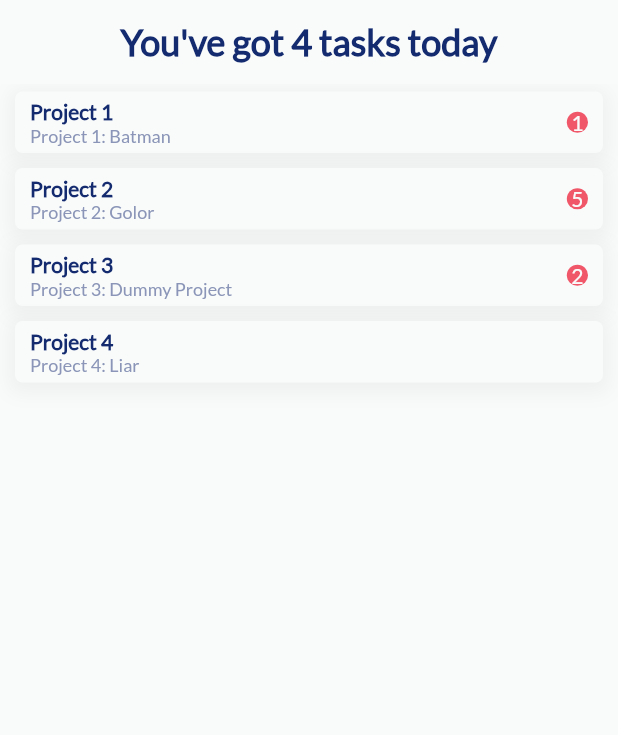
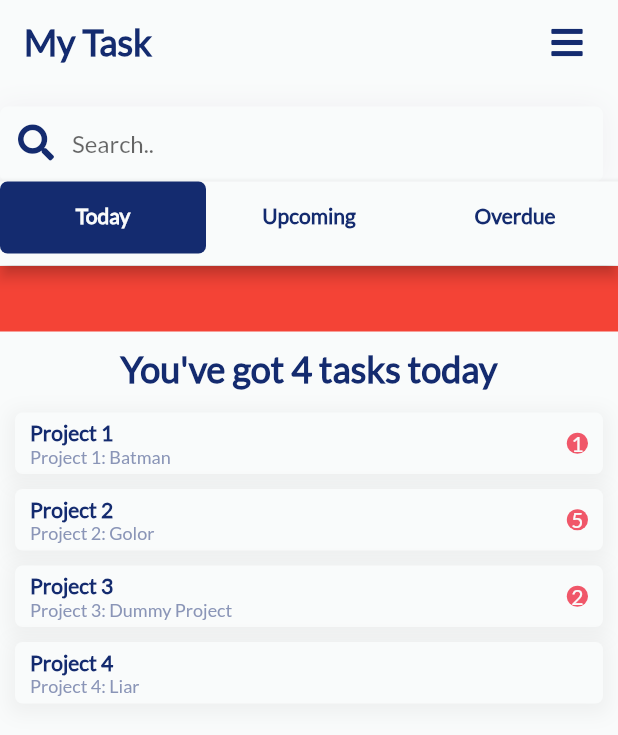
Before and after one commit to DanielAgustian/zukses_flutter, a Flutter app: the TaskScreen screen opened directly, on a phone screen of 412 x 824 dp. Shown: the top 735 px of the screen. Run offline on Flutter 3.47's test engine with Material 2 defaults, Android fonts, the phone set to English and light mode, and no system bars; our stand-ins replace device_preview, flutter_calendar_carousel, font_awesome_flutter, google_fonts, image_picker, shared_preferences and 2 more; missing offline and left inert: week_of_year; accounts and stored records are empty.

Commit message:
Screen_task udah diubah tpi blm finish

```diff
--- a/lib/tab/screen_home.dart
+++ b/lib/tab/screen_home.dart
@@ -6,6 +6,9 @@ import 'package:zukses_app_1/constant/constant.dart';
 import 'package:zukses_app_1/punch-system/camera-instruction.dart';
 import 'package:google_fonts/google_fonts.dart';
 import 'package:shared_preferences/shared_preferences.dart';
+import 'package:zukses_app_1/util/util.dart';
+import 'package:intl/intl.dart';
+import 'package:timer_builder/timer_builder.dart';
 
 class HomeScreen extends StatefulWidget {
   HomeScreen({Key key, this.title}) : super(key: key);
@@ -69,14 +72,18 @@ class _HomeScreenState extends State<HomeScreen> {
                     child: Column(
                         mainAxisAlignment: MainAxisAlignment.center,
                         children: [
-                      Text(
-                        "14.00",
-                        style: GoogleFonts.lato(
-                            textStyle: TextStyle(
-                                color: Colors.white, letterSpacing: 1.5),
-                            fontSize: 36,
-                            fontWeight: FontWeight.bold),
-                      ),
+                      TimerBuilder.periodic(Duration(seconds: 1),
+                          builder: (context) {
+                        //print("${getSystemTime()}");
+                        return Text(
+                          getSystemTime(),
+                          style: GoogleFonts.lato(
+                              textStyle: TextStyle(
+                                  color: Colors.white, letterSpacing: 1.5),
+                              fontSize: 36,
+                              fontWeight: FontWeight.bold),
+                        );
+                      }),
                       Text(
                         stringTap,
                         style: GoogleFonts.lato(
@@ -280,7 +287,12 @@ class _HomeScreenState extends State<HomeScreen> {
           RaisedButton(
               onPressed: () {
                 Navigator.of(context, rootNavigator: true).pop();
+
                 if (dialogText == "Clock Out") {
+                  disposeSF();
+                  dialogText = "Clock In";
+                  String timeClockOut = getHourNow();
+                  print(timeClockOut);
                   Navigator.of(buildContext1, rootNavigator: true).pop();
                   Navigator.of(buildContext2, rootNavigator: true).pop();
                 }
@@ -441,6 +453,12 @@ class _HomeScreenState extends State<HomeScreen> {
     );
   }
 
+  void disposeSF() async {
+    SharedPreferences prefs = await SharedPreferences.getInstance();
+    prefs.setInt(key, 0);
+    clockIn = 0;
+  }
+
   void sharedPref() async {
     SharedPreferences prefs = await SharedPreferences.getInstance();
     setState(() {
@@ -449,6 +467,8 @@ class _HomeScreenState extends State<HomeScreen> {
     if (clockIn == 1) {
       print("Clock in Success");
       stringTap = "Tap Here to Clock Out";
+      String timeClockIn = getHourNow();
+      print("Clock In Pegawai:" + timeClockIn);
       WidgetsBinding.instance.addPostFrameCallback((_) async {
         await showDialog<String>(
             context: context,
@@ -460,4 +480,16 @@ class _HomeScreenState extends State<HomeScreen> {
       print("Not Clock In Yet");
     }
   }
+
+  String getHourNow() {
+    final DateTime now = DateTime.now();
+    final DateFormat formatter = DateFormat.Hm();
+    final String formatted = formatter.format(now);
+    return formatted;
+  }
+
+  String getSystemTime() {
+    var now = new DateTime.now();
+    return new DateFormat("H:m").format(now);
+  }
 }
--- a/lib/tab/screen_task.dart
+++ b/lib/tab/screen_task.dart
@@ -2,6 +2,7 @@ import 'package:flutter/material.dart';
 import 'package:zukses_app_1/constant/constant.dart';
 import 'package:zukses_app_1/component/task/list-project.dart';
 import 'package:zukses_app_1/screen/task/screen-task-detail.dart';
+import 'package:font_awesome_flutter/font_awesome_flutter.dart';
 
 class TaskScreen extends StatefulWidget {
   TaskScreen({Key key, this.title}) : super(key: key);
@@ -11,7 +12,8 @@ class TaskScreen extends StatefulWidget {
 }
 
 /// This is the stateless widget that the main application instantiates.
-class _TaskScreen extends State<TaskScreen> {
+class _TaskScreen extends State<TaskScreen>
+    with SingleTickerProviderStateMixin {
   var projectName = ["Project 1", "Project 2", "Project 3", "Project 4"];
   var projectDetail = [
     "Project 1: Batman",
@@ -19,8 +21,18 @@ class _TaskScreen extends State<TaskScreen> {
     "Project 3: Dummy Project",
     "Project 4: Liar"
   ];
+  TabController tabController;
   var projectTask = [1, 5, 2, 0];
   int count = 4;
+  int tab = 0;
+  String text = "";
+  @override
+  void initState() {
+    // TODO: implement initState
+    super.initState();
+    tabController = TabController(length: 3, vsync: this);
+  }
+
   @override
   Widget build(BuildContext context) {
     return Scaffold(
@@ -29,18 +41,112 @@ class _TaskScreen extends State<TaskScreen> {
           elevation: 0,
           backgroundColor: colorBackground,
           automaticallyImplyLeading: false,
-          centerTitle: true,
+          //centerTitle: true,
           title: Text(
-            "You've got " + count.toString() + " tasks today",
+            "My Task",
             style: TextStyle(
                 fontWeight: FontWeight.bold, fontSize: 24, color: colorPrimary),
           ),
-          actions: [],
+          actions: [
+            IconButton(
+              padding: EdgeInsets.only(right: 20),
+              splashColor: Colors.transparent,
+              icon: FaIcon(
+                FontAwesomeIcons.bars,
+                color: colorPrimary,
+              ),
+              onPressed: () {},
+            ),
+          ],
         ),
         body: SingleChildScrollView(
             child: Column(
           mainAxisAlignment: MainAxisAlignment.start,
           children: [
+            Padding(
+              padding: EdgeInsets.fromLTRB(0, 15, 10, 0),
+              child: Container(
+                height: 50,
+                //width: MediaQuery.of(context).size.width * 0.45,
+                decoration: BoxDecoration(
+                    color: colorBackground,
+                    boxShadow: [
+                      BoxShadow(
+                          offset: Offset(0, 0),
+                          color: Color.fromRGBO(240, 239, 242, 1),
+                          blurRadius: 15),
+                    ],
+                    borderRadius: BorderRadius.circular(5)),
+                child: TextFormField(
+                  textInputAction: TextInputAction.next,
+                  keyboardType: TextInputType.text,
+                  onChanged: (val) {},
+                  decoration: InputDecoration(
+                      prefixIcon: IconButton(
+                        icon: FaIcon(FontAwesomeIcons.search,
+                            color: colorPrimary),
+                        onPressed: () {
+                          setState(() {});
+                        },
+                      ),
+                      contentPadding: EdgeInsets.fromLTRB(20, 15, 20, 0),
+                      hintText: "Search..",
+                      hintStyle: TextStyle(),
+                      enabledBorder: InputBorder.none,
+                      focusedBorder: InputBorder.none),
+                ),
+              ),
+            ),
+            SizedBox(
+              width: MediaQuery.of(context).size.width,
+              height: 100,
+              child: DefaultTabController(
+                length: 3,
+                child: Scaffold(
+                    appBar: AppBar(
+                      leading: Container(),
+                      backgroundColor: colorBackground,
+                      flexibleSpace: SafeArea(
+                          child: TabBar(
+                              controller: tabController,
+                              labelColor: colorBackground,
+                              unselectedLabelColor: colorPrimary,
+                              labelStyle:
+                                  TextStyle(fontWeight: FontWeight.bold),
+                              indicator: BoxDecoration(
+                                  color: colorPrimary,
+                                  borderRadius: BorderRadius.circular(5)),
+                              tabs: [
+                            Tab(
+                              text: "Today",
+                            ),
+                            Tab(
+                              text: "Upcoming",
+                            ),
+                            Tab(
+                              text: "Overdue",
+                            ),
+                          ])),
+                    ),
+                    body: TabBarView(
+                        controller: tabController,
+                        children: <Widget>[
+                          Container(color: Colors.red),
+                          Container(color: Colors.green),
+                          Container(color: Colors.blue)
+                        ])),
+              ),
+            ),
+            Padding(
+              padding: EdgeInsets.all(10),
+              child: Text(
+                "You've got " + count.toString() + " tasks today",
+                style: TextStyle(
+                    fontWeight: FontWeight.bold,
+                    fontSize: 24,
+                    color: colorPrimary),
+              ),
+            ),
             ListView.builder(
               itemCount: projectName.length,
               scrollDirection: Axis.vertical,
--- a/lib/util/util.dart
+++ b/lib/util/util.dart
@@ -1,7 +1,7 @@
 import 'package:intl/intl.dart';
 
 class Util {
-  String getHourNow() {
+  static String getHourNow() {
     final DateTime now = DateTime.now();
     final DateFormat formatter = DateFormat.Hm();
     final String formatted = formatter.format(now);
--- a/pubspec.yaml
+++ b/pubspec.yaml
@@ -39,7 +39,7 @@ dependencies:
   path:
   shared_preferences:
   device_preview:
-
+  timer_builder:
 dev_dependencies:
   flutter_test:
     sdk: flutter
```
Also changed, not shown: lib/component/task/custom-bar.dart (added), pubspec.lock.
